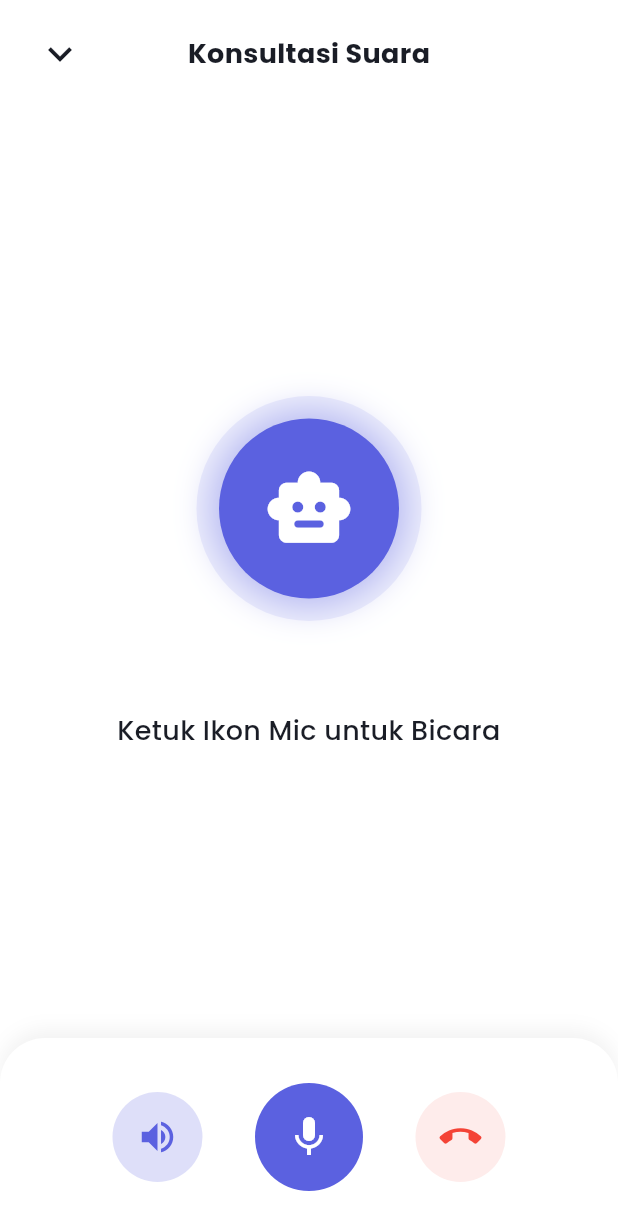
After one commit to agussusanto7/Finance-Tracker, a Flutter app: the ChatScreen screen opened directly, after a tap on the "phone in talk" icon, on a phone screen of 412 x 824 dp. The commit adds this screen. Shown: the top 1230 px of the screen. Run offline on Flutter 3.47's test engine with Material 3 defaults, Android fonts, the phone set to English and light mode, and no system bars; our stand-ins replace cloud_firestore, firebase_auth, firebase_core, fl_chart, flutter_dotenv, flutter_markdown and 12 more; accounts and stored records are empty.

Commit message:
Update aplikasi untuk semua device

```diff
--- /dev/null
+++ b/lib/screens/chat/audio_dialog.dart
@@ -0,0 +1,496 @@
+import 'package:flutter/material.dart';
+import 'package:speech_to_text/speech_to_text.dart';
+import 'package:flutter_tts/flutter_tts.dart';
+import 'package:google_generative_ai/google_generative_ai.dart';
+import 'package:flutter_dotenv/flutter_dotenv.dart';
+import 'package:provider/provider.dart';
+
+import '../../constants/app_constants.dart';
+import '../../providers/transaction_provider.dart';
+import '../../models/transaction_model.dart';
+import '../../utils/currency_formatter.dart';
+
+class AudioDialogScreen extends StatefulWidget {
+  const AudioDialogScreen({super.key});
+
+  @override
+  State<AudioDialogScreen> createState() => _AudioDialogScreenState();
+}
+
+class _AudioDialogScreenState extends State<AudioDialogScreen>
+    with SingleTickerProviderStateMixin {
+  late AnimationController _animationController;
+
+  // STT (Ubah Suara ke Teks)
+  final SpeechToText _speechToText = SpeechToText();
+  bool _speechEnabled = false;
+  String _userSpokenText = "";
+
+  // TTS (Ubah Teks ke Suara)
+  final FlutterTts _flutterTts = FlutterTts();
+
+  // Gemini AI
+  late final GenerativeModel _model;
+  late final ChatSession _chatSession;
+
+  // Status UI
+  String _statusText = "Inisialisasi Sistem...";
+  bool _isListening = false;
+  bool _isAiSpeaking = false;
+  bool _isProcessing = false;
+  bool _isLoudSpeaker = true; // Tambahan untuk kontrol volume
+
+  @override
+  void initState() {
+    super.initState();
+    _animationController = AnimationController(
+      vsync: this,
+      duration: const Duration(milliseconds: 1500),
+    )..repeat(reverse: true);
+
+    _initAllSystems();
+  }
+
+  Future<void> _initAllSystems() async {
+    try {
+      // 1. Inisialisasi Speech to Text
+      _speechEnabled = await _speechToText.initialize(
+        onStatus: (status) {
+          if (status == 'done' && _isListening) {
+            _stopListeningAndProcess();
+          }
+        },
+        onError: (errorNotification) {
+          print("STT Error: $errorNotification");
+          if (mounted) setState(() => _statusText = "Gagal menangkap suara");
+          _stopListeningAndProcess(); // Paksa stop dan proses apa yang ada
+        },
+      );
+
+      // 2. Inisialisasi Text to Speech
+      await _flutterTts.setLanguage("id-ID");
+      await _flutterTts.setSpeechRate(0.5); // Kecepatan bicara normal
+      await _flutterTts.setVolume(1.0);
+      await _flutterTts.setPitch(1.0);
+
+      _flutterTts.setStartHandler(() {
+        if (mounted) setState(() => _isAiSpeaking = true);
+      });
+
+      _flutterTts.setCompletionHandler(() {
+        if (mounted) {
+          setState(() {
+            _isAiSpeaking = false;
+            _statusText = "Ketuk Ikon Mic untuk Bicara";
+          });
+        }
+      });
+
+      // 3. Inisialisasi Gemini (Mirip dengan text chat biasa)
+      final apiKey = dotenv.env['GEMINI_API_KEY'] ?? '';
+      _model = GenerativeModel(
+        model: 'gemini-3.1-flash-lite',
+        apiKey: apiKey,
+        systemInstruction: Content.system(
+          'Kamu adalah asisten keuangan pribadi bernama "Finance Tracker AI". Jawab pertanyaan secara ramah, luwes, layaknya sedang menelepon. JANGAN berikan jawaban berupa tabel atau teks panjang markdown karena ini akan dibacakan oleh suara robot. Jawab dengan kalimat singkat yang enak diucap.',
+        ),
+        requestOptions: const RequestOptions(apiVersion: 'v1beta'),
+      );
+      _chatSession = _model.startChat();
+
+      if (mounted) {
+        setState(() {
+          _statusText = _speechEnabled
+              ? "Ketuk Ikon Mic untuk Bicara"
+              : "Speech to Text tidak tersedia di HP ini";
+        });
+      }
+    } catch (e) {
+      if (mounted) setState(() => _statusText = "Error inisialisasi: $e");
+    }
+  }
+
+  // ==========================================
+  // LOGIKA MEREKAM SUARA
+  // ==========================================
+  void _startListening() async {
+    if (!_speechEnabled) return;
+
+    // Hentikan AI yang sedang bicara jika kita mau ngomong
+    if (_isAiSpeaking) {
+      await _flutterTts.stop();
+      setState(() => _isAiSpeaking = false);
+    }
+
+    setState(() {
+      _isListening = true;
+      _userSpokenText = "";
+      _statusText = "Mendengarkan Anda...";
+    });
+
+    await _speechToText.listen(
+      onResult: (result) {
+        setState(() {
+          _userSpokenText = result.recognizedWords;
+          if (result.finalResult) {
+            _stopListeningAndProcess();
+          }
+        });
+      },
+      localeId: "id_ID", // Paksa dengarkan bahasa Indonesia
+    );
+  }
+
+  void _stopListeningAndProcess() async {
+    if (!_isListening) return; // Mencegah double call
+
+    await _speechToText.stop();
+    setState(() {
+      _isListening = false;
+    });
+
+    if (_userSpokenText.isNotEmpty) {
+      _processTextWithAI(_userSpokenText);
+    } else {
+      setState(() => _statusText = "Tidak mendengar suara. Coba lagi.");
+    }
+  }
+
+  // ==========================================
+  // LOGIKA MENGIRIM KE GEMINI DAN MEMBACA BALASAN
+  // ==========================================
+  Future<void> _processTextWithAI(String text) async {
+    setState(() {
+      _isProcessing = true;
+      _statusText = "Memproses...";
+    });
+
+    try {
+      // Ambil Konteks Keuangan
+      final contextStr = _buildFinancialContext();
+      final prompt =
+          "$contextStr\n\nPertanyaan Pengguna dari Suara: $text\n\nIngat: Jawab dengan gaya bahasa lisan yang sangat ramah dan singkat karena jawabanmu akan dibacakan ke pengguna.";
+
+      // Kirim ke Gemini
+      final response = await _chatSession.sendMessage(Content.text(prompt));
+      final replyText = response.text ?? "Maaf, saya tidak mengerti.";
+
+      // Bersihkan teks dari simbol markdown (**, *, #, _, dll) agar tidak dibaca aneh oleh mesin TTS
+      final cleanReplyText = replyText.replaceAll(RegExp(r'[*#_]'), '');
+
+      setState(() {
+        _isProcessing = false;
+        _statusText = "AI Berbicara...";
+      });
+
+      // Bacakan Balasan yang sudah bersih!
+      await _flutterTts.speak(cleanReplyText);
+    } catch (e) {
+      setState(() {
+        _isProcessing = false;
+        _statusText = "Error AI: $e";
+      });
+    }
+  }
+
+  // Membangun string yang berisi saldo dan riwayat detail keuangan
+  String _buildFinancialContext() {
+    final provider = Provider.of<TransactionProvider>(context, listen: false);
+    final transactions = provider.transactions;
+    final now = DateTime.now();
+
+    double totalIncome = 0;
+    double totalExpense = 0;
+    double currentMonthIncome = 0;
+    double currentMonthExpense = 0;
+
+    // Untuk ringkasan per bulan
+    Map<String, Map<String, double>> monthlySummary = {};
+
+    for (var tx in transactions) {
+      // Total keseluruhan
+      if (tx.type == TransactionType.income) {
+        totalIncome += tx.amount;
+      } else {
+        totalExpense += tx.amount;
+      }
+
+      // Bulan ini
+      if (tx.date.year == now.year && tx.date.month == now.month) {
+        if (tx.type == TransactionType.income) {
+          currentMonthIncome += tx.amount;
+        } else {
+          currentMonthExpense += tx.amount;
+        }
+      }
+
+      // Ringkasan per bulan
+      String monthKey =
+          '${tx.date.year}-${tx.date.month.toString().padLeft(2, '0')}';
+      if (!monthlySummary.containsKey(monthKey)) {
+        monthlySummary[monthKey] = {'income': 0.0, 'expense': 0.0};
+      }
+      if (tx.type == TransactionType.income) {
+        monthlySummary[monthKey]!['income'] =
+            monthlySummary[monthKey]!['income']! + tx.amount;
+      } else {
+        monthlySummary[monthKey]!['expense'] =
+            monthlySummary[monthKey]!['expense']! + tx.amount;
+      }
+    }
+
+    final balance = CurrencyFormatter.formatCurrency(provider.totalBalance);
+    final income = CurrencyFormatter.formatCurrency(totalIncome);
+    final expense = CurrencyFormatter.formatCurrency(totalExpense);
+    final monthIncome = CurrencyFormatter.formatCurrency(currentMonthIncome);
+    final monthExpense = CurrencyFormatter.formatCurrency(currentMonthExpense);
+
+    String contextStr =
+        "KONTEKS DATA KEUANGAN PENGGUNA SAAT INI (JADIKAN REFERENSI TAPI JANGAN SEBUTKAN SECARA EKSPLISIT KECUALI DITANYA):\n";
+    contextStr += "- Waktu Saat Ini: ${now.toString()}\n";
+    contextStr += "- Saldo Saat Ini (Total): $balance\n";
+    contextStr += "- Pemasukan Bulan Ini: $monthIncome\n";
+    contextStr += "- Pengeluaran Bulan Ini: $monthExpense\n";
+    contextStr += "- Total Keseluruhan Pemasukan: $income\n";
+    contextStr += "- Total Keseluruhan Pengeluaran: $expense\n";
+    contextStr += "- Total Riwayat Transaksi: ${transactions.length}\n";
+
+    if (monthlySummary.isNotEmpty) {
+      contextStr += "\nRingkasan Per Bulan:\n";
+      final sortedMonths = monthlySummary.keys.toList()
+        ..sort((a, b) => b.compareTo(a));
+      for (var month in sortedMonths.take(12)) {
+        final inc = CurrencyFormatter.formatCurrency(
+          monthlySummary[month]!['income']!,
+        );
+        final exp = CurrencyFormatter.formatCurrency(
+          monthlySummary[month]!['expense']!,
+        );
+        contextStr += "- Bulan $month: Pemasukan $inc | Pengeluaran $exp\n";
+      }
+    }
+
+    if (transactions.isNotEmpty) {
+      contextStr += "\nRiwayat Detail (Maksimal 100 Transaksi Terakhir):\n";
+      final recentTx = transactions.take(100).toList();
+      for (var tx in recentTx) {
+        final type = tx.type == TransactionType.income
+            ? 'Pemasukan'
+            : 'Pengeluaran';
+        final amt = CurrencyFormatter.formatCurrency(tx.amount);
+        final note = (tx.note?.isNotEmpty ?? false)
+            ? ' (Catatan: ${tx.note})'
+            : '';
+        contextStr +=
+            "- [${tx.date.toString().substring(0, 10)}] ${tx.category} ($type): $amt$note\n";
+      }
+    }
+
+    return contextStr;
+  }
+
+  @override
+  void dispose() {
+    _animationController.dispose();
+    _speechToText.stop();
+    _flutterTts.stop();
+    super.dispose();
+  }
+
+  @override
+  Widget build(BuildContext context) {
+    final cs = Theme.of(context).colorScheme;
+
+    return Scaffold(
+      backgroundColor: cs.surface,
+      body: SafeArea(
+        child: Column(
+          children: [
+            Padding(
+              padding: const EdgeInsets.symmetric(
+                horizontal: 16.0,
+                vertical: 12.0,
+              ),
+              child: Row(
+                mainAxisAlignment: MainAxisAlignment.spaceBetween,
+                children: [
+                  IconButton(
+                    icon: const Icon(Icons.keyboard_arrow_down, size: 32),
+                    onPressed: () => Navigator.pop(context),
+                  ),
+                  const Text(
+                    "Konsultasi Suara",
+                    style: TextStyle(fontSize: 18, fontWeight: FontWeight.bold),
+                  ),
+                  const SizedBox(width: 48),
+                ],
+              ),
+            ),
+            const Spacer(),
+
+            // Avatar AI
+            AnimatedBuilder(
+              animation: _animationController,
+              builder: (context, child) {
+                // Denyut animasi aktif jika AI sedang bicara, AI sedang memproses, atau sedang merekam
+                final scale = (_isListening || _isAiSpeaking || _isProcessing)
+                    ? _animationController.value
+                    : 0.0;
+
+                return Container(
+                  width: 150 + (scale * 30),
+                  height: 150 + (scale * 30),
+                  decoration: BoxDecoration(
+                    shape: BoxShape.circle,
+                    color: AppConstants.primaryColor.withOpacity(
+                      0.1 + (scale * 0.15),
+                    ),
+                  ),
+                  child: Center(
+                    child: Container(
+                      width: 120,
+                      height: 120,
+                      decoration: BoxDecoration(
+                        shape: BoxShape.circle,
+                        color: AppConstants.primaryColor,
+                        boxShadow: [
+                          BoxShadow(
+                            color: AppConstants.primaryColor.withOpacity(0.4),
+                            blurRadius: 20,
+                            spreadRadius: 5,
+                          ),
+                        ],
+                      ),
+                      child: Icon(
+                        _isListening ? Icons.mic : Icons.smart_toy_rounded,
+                        color: Colors.white,
+                        size: 60,
+                      ),
+                    ),
+                  ),
+                );
+              },
+            ),
+
+            const SizedBox(height: 40),
+
+            // Text Tampilan apa yang diomongin User
+            if (_userSpokenText.isNotEmpty && (_isListening || _isProcessing))
+              Padding(
+                padding: const EdgeInsets.symmetric(horizontal: 32.0),
+                child: Text(
+                  '"$_userSpokenText"',
+                  textAlign: TextAlign.center,
+                  style: TextStyle(
+                    fontSize: 16,
+                    fontStyle: FontStyle.italic,
+                    color: cs.onSurface.withOpacity(0.7),
+                  ),
+                ),
+              ),
+
+            const SizedBox(height: 20),
+
+            // Teks Status
+            Text(
+              _statusText,
+              style: const TextStyle(fontSize: 18, fontWeight: FontWeight.w500),
+              textAlign: TextAlign.center,
+            ),
+            const Spacer(),
+
+            Container(
+              padding: const EdgeInsets.symmetric(vertical: 30, horizontal: 40),
+              decoration: BoxDecoration(
+                color: cs.surface,
+                borderRadius: const BorderRadius.only(
+                  topLeft: Radius.circular(30),
+                  topRight: Radius.circular(30),
+                ),
+                boxShadow: [
+                  BoxShadow(
+                    color: Colors.black.withOpacity(0.05),
+                    blurRadius: 10,
+                    offset: const Offset(0, -5),
+                  ),
+                ],
+              ),
+              child: Row(
+                mainAxisAlignment: MainAxisAlignment.spaceEvenly,
+                children: [
+                  // Tombol Loudspeaker / Pengatur Volume
+                  GestureDetector(
+                    onTap: () {
+                      setState(() {
+                        _isLoudSpeaker = !_isLoudSpeaker;
+                        // Ubah volume TTS: 1.0 (Maksimal/Loudspeaker), 0.3 (Kecil/Earpiece)
+                        _flutterTts.setVolume(_isLoudSpeaker ? 1.0 : 0.3);
+                      });
+                    },
+                    child: AnimatedContainer(
+                      duration: const Duration(milliseconds: 300),
+                      padding: const EdgeInsets.all(16),
+                      decoration: BoxDecoration(
+                        shape: BoxShape.circle,
+                        color: _isLoudSpeaker
+                            ? AppConstants.primaryColor.withOpacity(0.2)
+                            : cs.onSurface.withOpacity(0.05),
+                      ),
+                      child: Icon(
+                        _isLoudSpeaker ? Icons.volume_up : Icons.volume_down,
+                        color: _isLoudSpeaker ? AppConstants.primaryColor : cs.onSurface.withOpacity(0.5),
+                        size: 28,
+                      ),
+                    ),
+                  ),
+
+                  // Tombol Utama (Bicara / Stop)
+                  GestureDetector(
+                    onTap: () {
+                      if (_isListening) {
+                        _stopListeningAndProcess();
+                      } else if (!_isProcessing) {
+                        _startListening();
+                      }
+                    },
+                    child: Container(
+                      padding: const EdgeInsets.all(20),
+                      decoration: BoxDecoration(
+                        shape: BoxShape.circle,
+                        color: _isListening
+                            ? Colors.red
+                            : AppConstants.primaryColor,
+                      ),
+                      child: Icon(
+                        _isListening ? Icons.stop : Icons.mic,
+                        color: Colors.white,
+                        size: 32,
+                      ),
+                    ),
+                  ),
+
+                  // Tombol Keluar
+                  GestureDetector(
+                    onTap: () => Navigator.pop(context),
+                    child: Container(
+                      padding: const EdgeInsets.all(16),
+                      decoration: BoxDecoration(
+                        shape: BoxShape.circle,
+                        color: Colors.red.withOpacity(0.1),
+                      ),
+                      child: const Icon(
+                        Icons.call_end,
+                        color: Colors.red,
+                        size: 28,
+                      ),
+                    ),
+                  ),
+                ],
+              ),
+            ),
+          ],
+        ),
+      ),
+    );
+  }
+}
--- a/lib/screens/chat/chat_screen.dart
+++ b/lib/screens/chat/chat_screen.dart
@@ -7,6 +7,7 @@ import '../../providers/transaction_provider.dart';
 import '../../models/transaction_model.dart';
 import '../../utils/currency_formatter.dart';
 import 'package:flutter_markdown/flutter_markdown.dart';
+import 'audio_dialog.dart';
 
 class ChatScreen extends StatefulWidget {
   const ChatScreen({super.key});
@@ -46,7 +47,7 @@ class _ChatScreenState extends State<ChatScreen> {
   void _initGemini() {
     // Inisialisasi model Gemini 2.5 Flash
     _model = GenerativeModel(
-      model: 'gemini-2.5-flash-lite',
+      model: 'gemini-3.1-flash-lite',
       apiKey: _apiKey,
       systemInstruction: Content.system(
         'Kamu adalah asisten keuangan pribadi yang profesional, ramah, dan solutif. Tugasmu adalah membantu pengguna memberikan saran pengelolaan keuangan, tips berhemat, dan menjawab pertanyaan terkait keuangan pribadi dengan bahasa Indonesia yang mudah dipahami.',
@@ -165,14 +166,17 @@ class _ChatScreenState extends State<ChatScreen> {
       }
 
       // Ringkasan per bulan
-      String monthKey = '${tx.date.year}-${tx.date.month.toString().padLeft(2, '0')}';
+      String monthKey =
+          '${tx.date.year}-${tx.date.month.toString().padLeft(2, '0')}';
       if (!monthlySummary.containsKey(monthKey)) {
         monthlySummary[monthKey] = {'income': 0.0, 'expense': 0.0};
       }
       if (tx.type == TransactionType.income) {
-        monthlySummary[monthKey]!['income'] = monthlySummary[monthKey]!['income']! + tx.amount;
+        monthlySummary[monthKey]!['income'] =
+            monthlySummary[monthKey]!['income']! + tx.amount;
       } else {
-        monthlySummary[monthKey]!['expense'] = monthlySummary[monthKey]!['expense']! + tx.amount;
+        monthlySummary[monthKey]!['expense'] =
+            monthlySummary[monthKey]!['expense']! + tx.amount;
       }
     }
 
@@ -194,10 +198,16 @@ class _ChatScreenState extends State<ChatScreen> {
 
     if (monthlySummary.isNotEmpty) {
       contextStr += "\nRingkasan Per Bulan:\n";
-      final sortedMonths = monthlySummary.keys.toList()..sort((a, b) => b.compareTo(a));
-      for (var month in sortedMonths.take(12)) { // Batasi maksimal 12 bulan terakhir
-        final inc = CurrencyFormatter.formatCurrency(monthlySummary[month]!['income']!);
-        final exp = CurrencyFormatter.formatCurrency(monthlySummary[month]!['expense']!);
+      final sortedMonths = monthlySummary.keys.toList()
+        ..sort((a, b) => b.compareTo(a));
+      for (var month in sortedMonths.take(12)) {
+        // Batasi maksimal 12 bulan terakhir
+        final inc = CurrencyFormatter.formatCurrency(
+          monthlySummary[month]!['income']!,
+        );
+        final exp = CurrencyFormatter.formatCurrency(
+          monthlySummary[month]!['expense']!,
+        );
         contextStr += "- Bulan $month: Pemasukan $inc | Pengeluaran $exp\n";
       }
     }
@@ -206,10 +216,15 @@ class _ChatScreenState extends State<ChatScreen> {
       contextStr += "\nRiwayat Detail (Maksimal 100 Transaksi Terakhir):\n";
       final recentTx = transactions.take(100).toList();
       for (var tx in recentTx) {
-        final type = tx.type == TransactionType.income ? 'Pemasukan' : 'Pengeluaran';
+        final type = tx.type == TransactionType.income
+            ? 'Pemasukan'
+            : 'Pengeluaran';
         final amt = CurrencyFormatter.formatCurrency(tx.amount);
-        final note = (tx.note?.isNotEmpty ?? false) ? ' (Catatan: ${tx.note})' : '';
-        contextStr += "- [${tx.date.toString().substring(0, 10)}] ${tx.category} ($type): $amt$note\n";
+        final note = (tx.note?.isNotEmpty ?? false)
+            ? ' (Catatan: ${tx.note})'
+            : '';
+        contextStr +=
+            "- [${tx.date.toString().substring(0, 10)}] ${tx.category} ($type): $amt$note\n";
       }
     }
 
@@ -258,6 +273,21 @@ class _ChatScreenState extends State<ChatScreen> {
           icon: Icon(Icons.arrow_back, color: textPrimary),
           onPressed: () => Navigator.pop(context),
         ),
+        actions: [
+          IconButton(
+            icon: Icon(Icons.phone_in_talk, color: AppConstants.primaryColor),
+            tooltip: 'Mulai Konsultasi Suara',
+            onPressed: () {
+              Navigator.push(
+                context,
+                MaterialPageRoute(
+                  builder: (context) => const AudioDialogScreen(),
+                ),
+              );
+            },
+          ),
+          const SizedBox(width: 8),
+        ],
       ),
       body: Column(
         children: [
--- a/pubspec.yaml
+++ b/pubspec.yaml
@@ -48,6 +48,12 @@ dependencies:
   firebase_storage: ^13.4.1
   supabase_flutter: ^2.12.4
   flutter_dotenv: ^6.0.1
+  record: ^6.2.1
+  web_socket_channel: ^3.0.3
+  permission_handler: ^12.0.3
+  audioplayers: ^6.7.0
+  speech_to_text: ^7.4.0
+  flutter_tts: ^4.2.5
 
 dev_dependencies:
   flutter_test:
```
Also changed, not shown: pubspec.lock, 7 other files.
